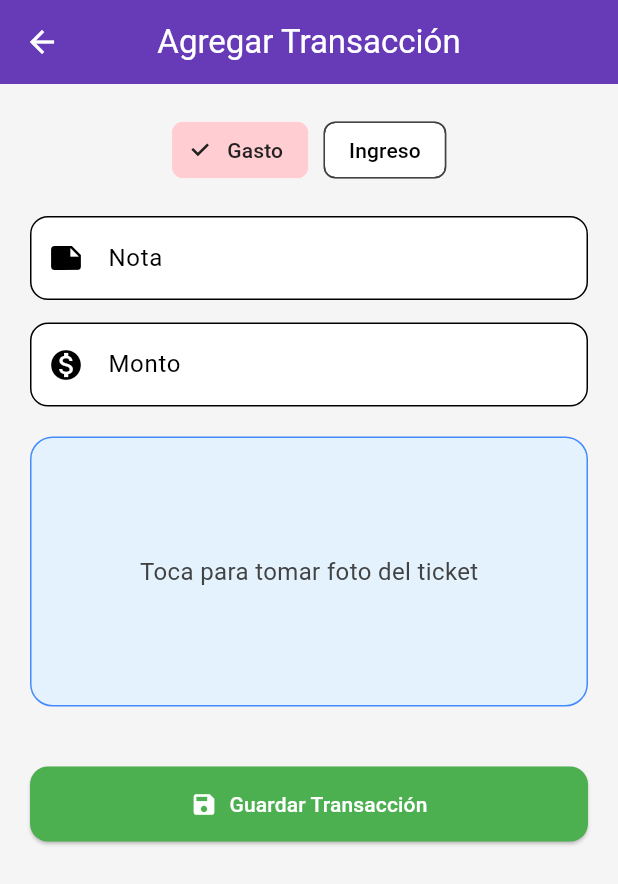
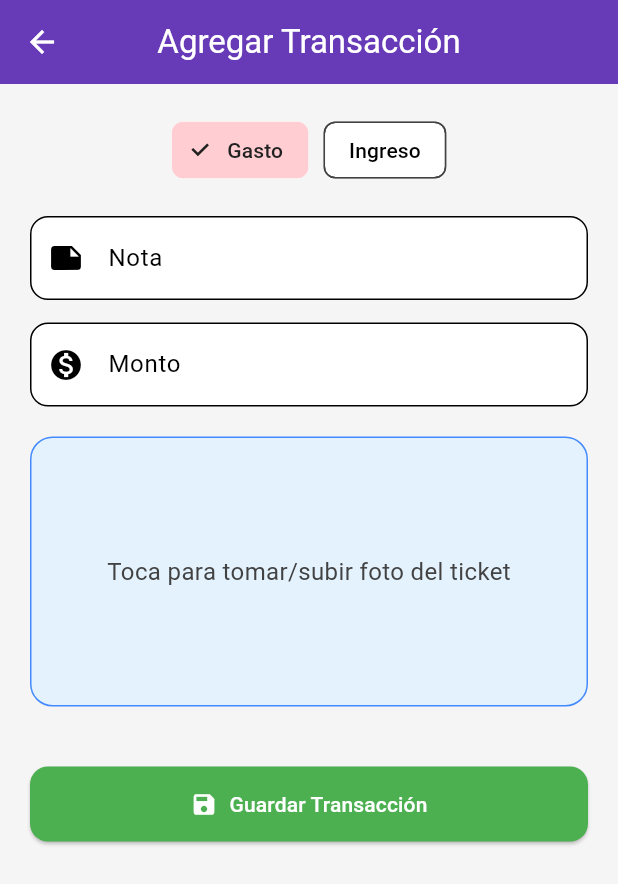
Before and after one commit to xEdwardP/flutter_expense_tracker_ocr, a Flutter app: the AddTransactionPage screen opened directly, on a phone screen of 412 x 824 dp. Shown: the top 884 px of the screen. Run offline on Flutter 3.47's test engine with Material 3 defaults, Android fonts, the phone set to English and light mode, and no system bars; our stand-ins replace cloud_firestore, firebase_auth, firebase_core, firebase_storage, google_sign_in, image_picker; missing offline and left inert: google_ml_kit; accounts and stored records are empty.

Commit message:
feat: Integrate ML Kit for text recognition and add camera permissions

```diff
--- a/lib/views/pages/add_transaction_page.dart
+++ b/lib/views/pages/add_transaction_page.dart
@@ -1,4 +1,4 @@
-import 'dart:io';
+import 'package:flutter/foundation.dart';
 import 'package:flutter/material.dart';
 import 'package:flutter_expense_tracker_ocr/controllers/transaction_controller.dart';
 
@@ -15,25 +15,29 @@ class _AddTransactionPageState extends State<AddTransactionPage> {
   final TextEditingController titleCtrl = TextEditingController();
   final TextEditingController amountCtrl = TextEditingController();
 
-  File? ticketImage;
   bool loadingOCR = false;
   String transactionType = "Gasto";
 
   Future<void> pickTicketImage() async {
-    final image = await controller.pickImage();
-    if (image == null) return;
+    await controller.pickImage();
 
     setState(() {
-      ticketImage = image;
       loadingOCR = true;
     });
 
-    final detected = await controller.detectAmount(image);
+    final detected = await controller.detectAmount();
 
     setState(() => loadingOCR = false);
 
     if (detected != null) {
       amountCtrl.text = detected;
+    } else if (!kIsWeb) {
+      ScaffoldMessenger.of(context).showSnackBar(
+        const SnackBar(
+          content: Text("No se detectó el total en el ticket"),
+          backgroundColor: Colors.red,
+        ),
+      );
     }
   }
 
@@ -52,7 +56,6 @@ class _AddTransactionPageState extends State<AddTransactionPage> {
       title: titleCtrl.text,
       amount: double.tryParse(amountCtrl.text) ?? 0,
       type: transactionType,
-      ticketImage: ticketImage,
     );
 
     ScaffoldMessenger.of(context).showSnackBar(
@@ -64,10 +67,34 @@ class _AddTransactionPageState extends State<AddTransactionPage> {
 
     titleCtrl.clear();
     amountCtrl.clear();
+    controller.clearImage();
     setState(() {
-      ticketImage = null;
       transactionType = "Gasto";
     });
+  }
+
+  Widget _imagePreview() {
+    if (controller.ticketImageFile != null) {
+      return ClipRRect(
+        borderRadius: BorderRadius.circular(15),
+        child: Image.file(
+          controller.ticketImageFile!,
+          fit: BoxFit.cover,
+          width: double.infinity,
+        ),
+      );
+    } else if (controller.ticketImageBytes != null) {
+      return ClipRRect(
+        borderRadius: BorderRadius.circular(15),
+        child: Image.memory(
+          controller.ticketImageBytes!,
+          fit: BoxFit.cover,
+          width: double.infinity,
+        ),
+      );
+    } else {
+      return const Center(child: Text("Toca para tomar/subir foto del ticket"));
+    }
   }
 
   @override
@@ -104,9 +131,7 @@ class _AddTransactionPageState extends State<AddTransactionPage> {
                 ),
               ],
             ),
-
             const SizedBox(height: 20),
-
             TextField(
               controller: titleCtrl,
               decoration: InputDecoration(
@@ -117,9 +142,7 @@ class _AddTransactionPageState extends State<AddTransactionPage> {
                 ),
               ),
             ),
-
             const SizedBox(height: 15),
-
             TextField(
               controller: amountCtrl,
               keyboardType: TextInputType.number,
@@ -132,9 +155,7 @@ class _AddTransactionPageState extends State<AddTransactionPage> {
                 ),
               ),
             ),
-
             const SizedBox(height: 20),
-
             GestureDetector(
               onTap: pickTicketImage,
               child: Container(
@@ -144,27 +165,12 @@ class _AddTransactionPageState extends State<AddTransactionPage> {
                   borderRadius: BorderRadius.circular(15),
                   border: Border.all(color: Colors.blueAccent),
                 ),
-                child: ticketImage == null
-                    ? const Center(
-                        child: Text("Toca para tomar foto del ticket"),
-                      )
-                    : ClipRRect(
-                        borderRadius: BorderRadius.circular(15),
-                        child: Image.file(
-                          ticketImage!,
-                          fit: BoxFit.cover,
-                          width: double.infinity,
-                        ),
-                      ),
+                child: _imagePreview(),
               ),
             ),
-
             const SizedBox(height: 20),
-
             if (loadingOCR) const CircularProgressIndicator(),
-
             const SizedBox(height: 20),
-
             ElevatedButton.icon(
               onPressed: saveTransaction,
               icon: const Icon(Icons.save),
```
Also changed, not shown: lib/controllers/transaction_controller.dart (+32 -29 lines), lib/services/ocr_service.dart (+35 -10 lines), pubspec.yaml (+5 -4 lines), pubspec.lock, 3 other files.
